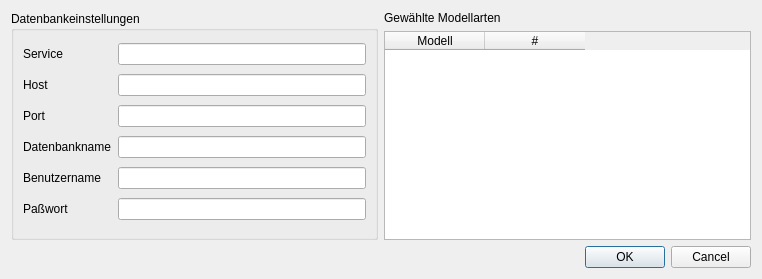
norBIT/alkisplugin, file conf.ui: the form before one commit.
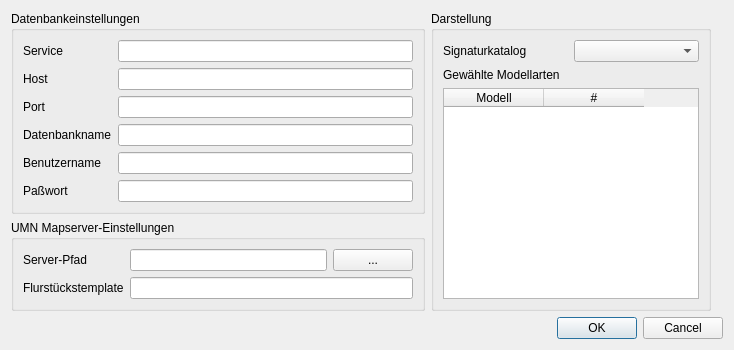
The form after the commit.

Commit message: * Anpassungen für S/W-Darstellung:  * Unterstützung für mehrere Signaturkataloge (Farbe & S/W)  * Farb-SVGs mit _1-Postfix versehen (svg/alkisXXXX.svg => svg/alkisXXXX_1.svg)  * S/W-SVGs ergänzt (mit _2-Postfix) * Konfigurationsmöglichkeit für UMN-Flurstücksabfragetemplate und Serverpfad   vorsehen (followup ea98b27)

Diff of the .ui file:
```diff
--- a/conf.ui
+++ b/conf.ui
@@ -6,57 +6,28 @@
    <rect>
     <x>0</x>
     <y>0</y>
-    <width>762</width>
-    <height>279</height>
+    <width>734</width>
+    <height>326</height>
    </rect>
   </property>
   <property name="windowTitle">
    <string>ALKIS-Import</string>
   </property>
   <layout class="QGridLayout" name="gridLayout">
-   <item row="0" column="1">
-    <widget class="QLabel" name="label_9">
-     <property name="text">
-      <string>Gewählte Modellarten</string>
-     </property>
-     <property name="buddy">
-      <cstring>twModellarten</cstring>
+   <item row="6" column="0" colspan="4">
+    <widget class="QDialogButtonBox" name="bb">
+     <property name="standardButtons">
+      <set>QDialogButtonBox::Cancel|QDialogButtonBox::Ok</set>
      </property>
     </widget>
    </item>
-   <item row="0" column="0" rowspan="2">
+   <item row="1" column="0" rowspan="3">
     <widget class="QGroupBox" name="groupBox">
      <property name="title">
       <string>Datenbankeinstellungen</string>
      </property>
      <layout class="QGridLayout" name="gridLayout_2">
-      <item row="4" column="1">
-       <widget class="QLineEdit" name="leDBNAME"/>
-      </item>
-      <item row="1" column="1">
-       <widget class="QLineEdit" name="leSERVICE"/>
-      </item>
-      <item row="5" column="0">
-       <widget class="QLabel" name="label_2">
-        <property name="text">
-         <string>Benutzername</string>
-        </property>
-        <property name="buddy">
-         <cstring>leUID</cstring>
-        </property>
-       </widget>
-      </item>
-      <item row="9" column="0">
-       <widget class="QLabel" name="label_3">
-        <property name="text">
-         <string>Paßwort</string>
-        </property>
-        <property name="buddy">
-         <cstring>lePWD</cstring>
-        </property>
-       </widget>
-      </item>
-      <item row="5" column="1">
+      <item row="5" column="2">
        <widget class="QLineEdit" name="leUID">
         <property name="text">
          <string/>
@@ -73,33 +44,6 @@
         </property>
        </widget>
       </item>
-      <item row="9" column="1">
-       <widget class="QLineEdit" name="lePWD">
-        <property name="text">
-         <string/>
-        </property>
-        <property name="echoMode">
-         <enum>QLineEdit::Password</enum>
-        </property>
-       </widget>
-      </item>
-      <item row="1" column="0">
-       <widget class="QLabel" name="label_6">
-        <property name="text">
-         <string>Service</string>
-        </property>
-        <property name="buddy">
-         <cstring>leSERVICE</cstring>
-        </property>
-       </widget>
-      </item>
-      <item row="2" column="1">
-       <widget class="QLineEdit" name="leHOST">
-        <property name="text">
-         <string/>
-        </property>
-       </widget>
-      </item>
       <item row="2" column="0">
        <widget class="QLabel" name="label_7">
         <property name="text">
@@ -110,7 +54,7 @@
         </property>
        </widget>
       </item>
-      <item row="3" column="1">
+      <item row="3" column="2">
        <widget class="QLineEdit" name="lePORT">
         <property name="inputMask">
          <string>99999; </string>
@@ -130,31 +74,156 @@
         </property>
        </widget>
       </item>
+      <item row="2" column="2">
+       <widget class="QLineEdit" name="leHOST">
+        <property name="text">
+         <string/>
+        </property>
+       </widget>
+      </item>
+      <item row="9" column="2">
+       <widget class="QLineEdit" name="lePWD">
+        <property name="text">
+         <string/>
+        </property>
+        <property name="echoMode">
+         <enum>QLineEdit::Password</enum>
+        </property>
+       </widget>
+      </item>
+      <item row="4" column="2">
+       <widget class="QLineEdit" name="leDBNAME"/>
+      </item>
+      <item row="5" column="0">
+       <widget class="QLabel" name="label_2">
+        <property name="text">
+         <string>Benutzername</string>
+        </property>
+        <property name="buddy">
+         <cstring>leUID</cstring>
+        </property>
+       </widget>
+      </item>
+      <item row="9" column="0">
+       <widget class="QLabel" name="label_3">
+        <property name="text">
+         <string>Paßwort</string>
+        </property>
+        <property name="buddy">
+         <cstring>lePWD</cstring>
+        </property>
+       </widget>
+      </item>
+      <item row="1" column="0">
+       <widget class="QLabel" name="label_6">
+        <property name="text">
+         <string>Service</string>
+        </property>
+        <property name="buddy">
+         <cstring>leSERVICE</cstring>
+        </property>
+       </widget>
+      </item>
+      <item row="1" column="2">
+       <widget class="QLineEdit" name="leSERVICE"/>
+      </item>
      </layout>
     </widget>
    </item>
-   <item row="4" column="0" colspan="2">
-    <widget class="QDialogButtonBox" name="bb">
-     <property name="standardButtons">
-      <set>QDialogButtonBox::Cancel|QDialogButtonBox::Ok</set>
+   <item row="4" column="0">
+    <widget class="QGroupBox" name="groupBox_3">
+     <property name="title">
+      <string>UMN Mapserver-Einstellungen</string>
      </property>
+     <layout class="QGridLayout" name="gridLayout_4">
+      <item row="0" column="0">
+       <widget class="QLabel" name="label_10">
+        <property name="text">
+         <string>Server-Pfad</string>
+        </property>
+        <property name="buddy">
+         <cstring>leSERVICE</cstring>
+        </property>
+       </widget>
+      </item>
+      <item row="0" column="1">
+       <widget class="QLineEdit" name="leUMNPath"/>
+      </item>
+      <item row="0" column="2">
+       <widget class="QPushButton" name="pbUMNBrowse">
+        <property name="text">
+         <string>...</string>
+        </property>
+       </widget>
+      </item>
+      <item row="1" column="0">
+       <widget class="QLabel" name="label_11">
+        <property name="text">
+         <string>Flurstückstemplate</string>
+        </property>
+        <property name="buddy">
+         <cstring>leSERVICE</cstring>
+        </property>
+       </widget>
+      </item>
+      <item row="1" column="1" colspan="2">
+       <widget class="QLineEdit" name="leUMNTemplate"/>
+      </item>
+     </layout>
+     <zorder>leUMNPath</zorder>
+     <zorder>label_10</zorder>
+     <zorder>pbUMNBrowse</zorder>
+     <zorder>label_11</zorder>
+     <zorder>leUMNTemplate</zorder>
     </widget>
    </item>
-   <item row="1" column="1">
-    <widget class="QTableWidget" name="twModellarten">
-     <property name="enabled">
-      <bool>true</bool>
+   <item row="1" column="1" rowspan="4">
+    <widget class="QGroupBox" name="groupBox_2">
+     <property name="title">
+      <string>Darstellung</string>
      </property>
-     <column>
-      <property name="text">
-       <string>Modell</string>
-      </property>
-     </column>
-     <column>
-      <property name="text">
-       <string>#</string>
-      </property>
-     </column>
+     <layout class="QGridLayout" name="gridLayout_3">
+      <item row="0" column="1">
+       <widget class="QComboBox" name="cbxSignaturkatalog"/>
+      </item>
+      <item row="0" column="0">
+       <widget class="QLabel" name="label_4">
+        <property name="text">
+         <string>Signaturkatalog</string>
+        </property>
+        <property name="buddy">
+         <cstring>lePWD</cstring>
+        </property>
+       </widget>
+      </item>
+      <item row="1" column="0" colspan="2">
+       <widget class="QLabel" name="label_9">
+        <property name="text">
+         <string>Gewählte Modellarten</string>
+        </property>
+        <property name="buddy">
+         <cstring>twModellarten</cstring>
+        </property>
+       </widget>
+      </item>
+      <item row="2" column="0" colspan="2">
+       <widget class="QTableWidget" name="twModellarten">
+        <property name="enabled">
+         <bool>true</bool>
+        </property>
+        <column>
+         <property name="text">
+          <string>Modell</string>
+         </property>
+        </column>
+        <column>
+         <property name="text">
+          <string>#</string>
+         </property>
+        </column>
+       </widget>
+      </item>
+     </layout>
     </widget>
    </item>
   </layout>
```
Left out of the diff: 1 changed line with no effect on the pictures. The commit also changes 674 other files.
